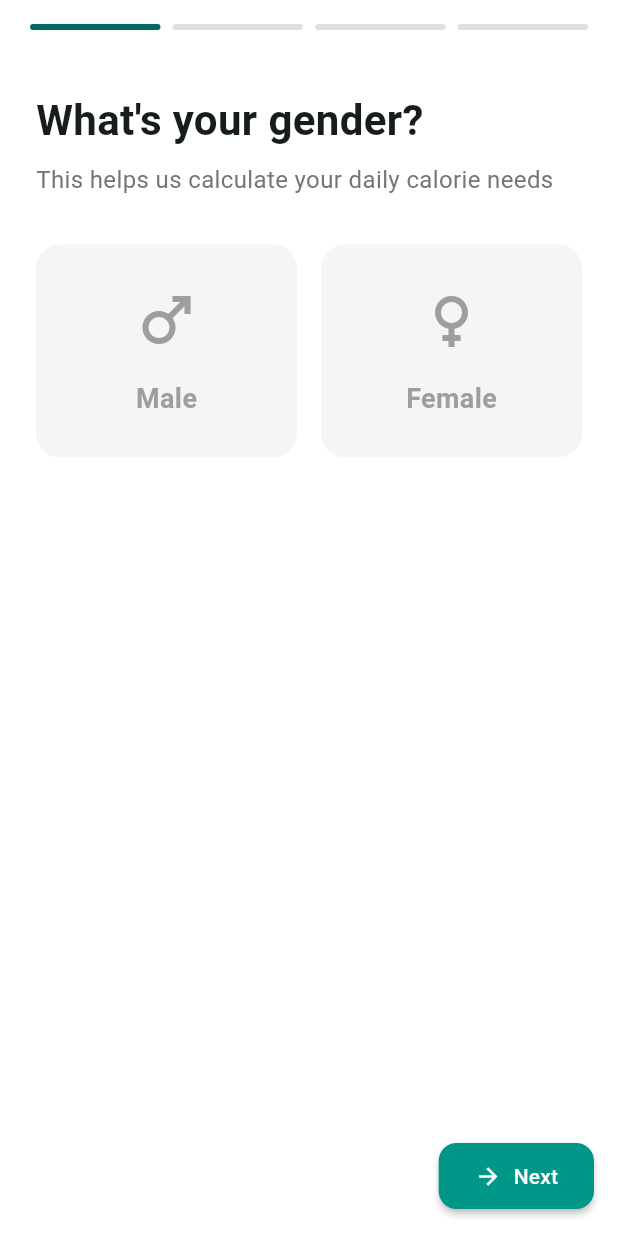
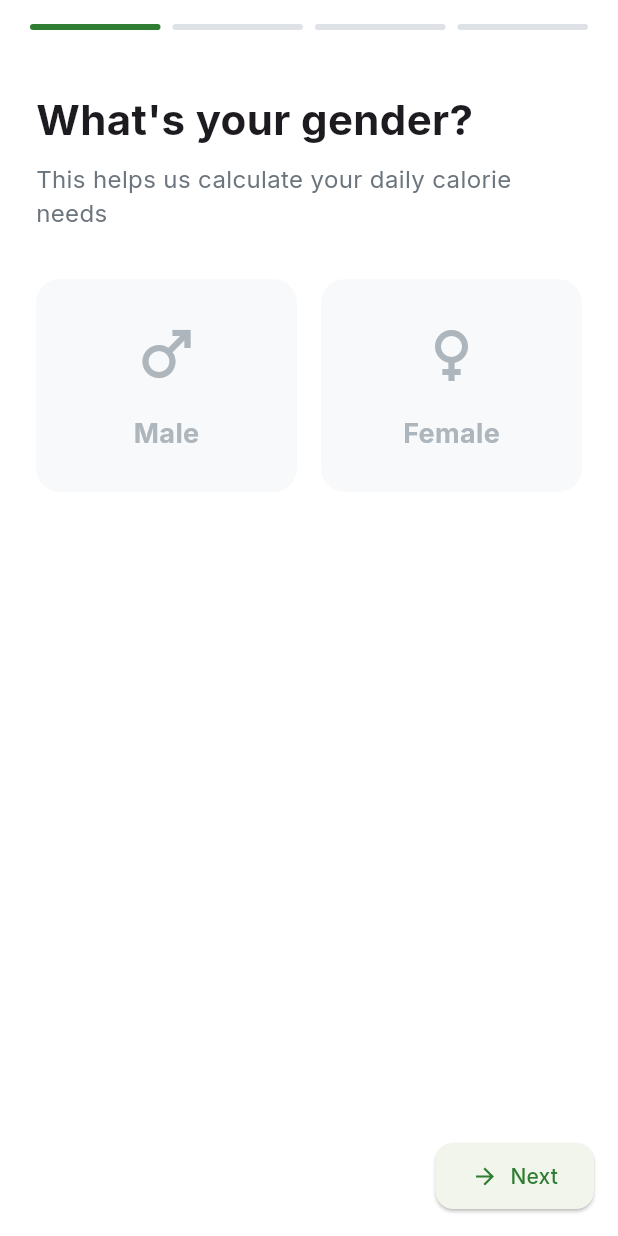
Before and after one commit to FoodyAI/FoodyAI, a Flutter app: the screen it shows after launch, after a tap on "Continue as Guest", on a phone screen of 412 x 824 dp. Run offline on Flutter 3.47's test engine with Material 3 defaults, Android fonts, the light colour scheme and no system bars; our stand-ins replace flutter_dotenv, get_it, google_fonts, image_picker, shared_preferences, shimmer.

Commit message:
refactor: update color scheme with modern food & health theme - Add accent colors, improve readability, refine status colors, add gradients

```diff
--- /dev/null
+++ b/lib/core/constants/app_colors.dart
@@ -0,0 +1,84 @@
+import 'package:flutter/material.dart';
+
+class AppColors {
+  AppColors._();
+
+  // Primary Colors
+  static const Color primary =
+      Color(0xFF2E7D32); // Deeper, more sophisticated green
+  static const Color primaryDark = Color(0xFF1B5E20); // Deep forest green
+  static const Color primaryLight = Color(0xFF81C784); // Light green
+
+  // Accent Colors
+  static const Color accent = Color(0xFFFF6B6B); // Warm coral for CTAs
+  static const Color accentDark = Color(0xFFE53935); // Darker coral
+  static const Color accentLight = Color(0xFFFF8A80); // Lighter coral
+
+  // Background Colors
+  static const Color background =
+      Color(0xFFF8F9FA); // Slightly warmer background
+  static const Color surface = Colors.white;
+
+  // Text Colors
+  static const Color textPrimary =
+      Color(0xFF2C3E50); // Darker, more readable text
+  static const Color textSecondary = Color(0xFF546E7A); // Softer secondary text
+  static const Color textHint = Color(0xFF90A4AE); // Softer hint text
+
+  // Status Colors
+  static const Color success = Color(0xFF43A047); // Slightly softer green
+  static const Color warning = Color(0xFFFFB300); // Warmer amber
+  static const Color info = Color(0xFF1E88E5); // Deeper blue
+  static const Color error = Color(0xFFD32F2F); // Brighter red
+
+  // UI Colors
+  static const Color white = Colors.white;
+  static const Color black = Colors.black;
+  static const Color transparent = Colors.transparent;
+
+  // Grey Shades
+  static const Color grey100 = Color(0xFFF8F9FA); // Warmer light grey
+  static const Color grey200 = Color(0xFFE9ECEF); // Softer grey
+  static const Color grey300 = Color(0xFFDEE2E6); // Light grey
+  static const Color grey400 = Color(0xFFCED4DA); // Medium grey
+  static const Color grey500 = Color(0xFFADB5BD); // Standard grey
+  static const Color grey600 = Color(0xFF6C757D); // Dark grey
+  static const Color grey800 = Color(0xFF343A40); // Very dark grey
+
+  // Feature Colors
+  static const Color camera = Color(0xFF1E88E5); // Deeper blue
+  static const Color nutrition = Color(0xFF43A047); // Matching success
+  static const Color history = Color(0xFFFF9800); // Warm orange
+  static const Color profile = Color(0xFFEC407A); // Softer pink
+
+  // Additional Colors
+  static const Color orange = Color(0xFFFF9800); // Warm orange
+  static const Color blue = Color(0xFF1E88E5); // Deeper blue
+  static const Color green = Color(0xFF43A047); // Matching success
+
+  // Gradient Colors
+  static const List<Color> primaryGradient = [
+    Color(0xFF1B5E20), // Deep forest green
+    Color(0xFF43A047), // Fresh green
+  ];
+
+  // New Gradients
+  static const List<Color> accentGradient = [
+    Color(0xFFFF6B6B), // Warm coral
+    Color(0xFFFF8A80), // Light coral
+  ];
+
+  static const List<Color> successGradient = [
+    Color(0xFF2E7D32), // Deep green
+    Color(0xFF66BB6A), // Light green
+  ];
+
+  static const List<Color> infoGradient = [
+    Color(0xFF1565C0), // Deep blue
+    Color(0xFF42A5F5), // Light blue
+  ];
+
+  // Opacity Helpers
+  static Color withOpacity(Color color, double opacity) =>
+      color.withOpacity(opacity);
+}
--- a/lib/core/utils/theme.dart
+++ b/lib/core/utils/theme.dart
@@ -1,12 +1,26 @@
 import 'package:flutter/material.dart';
 import 'package:google_fonts/google_fonts.dart';
+import '../constants/app_colors.dart';
 
 class AppTheme {
   AppTheme._();
 
-  static final lightColorScheme = ColorScheme.fromSeed(seedColor: Colors.blue);
-  static final darkColorScheme =
-      ColorScheme.fromSeed(seedColor: Colors.blue, brightness: Brightness.dark);
+  static final lightColorScheme = ColorScheme.fromSeed(
+    seedColor: AppColors.primary,
+    primary: AppColors.primary,
+    secondary: AppColors.primaryLight,
+    error: AppColors.error,
+    background: AppColors.background,
+    surface: AppColors.surface,
+  );
+
+  static final darkColorScheme = ColorScheme.fromSeed(
+    seedColor: AppColors.primary,
+    primary: AppColors.primary,
+    secondary: AppColors.primaryLight,
+    error: AppColors.error,
+    brightness: Brightness.dark,
+  );
 
   static final lightTheme = ThemeData(
     colorScheme: lightColorScheme,
@@ -21,8 +35,8 @@ class AppTheme {
   static final darkTheme = ThemeData(
     colorScheme: darkColorScheme,
     useMaterial3: true,
-    textTheme:
-        GoogleFonts.interTextTheme(ThemeData(brightness: Brightness.dark).textTheme),
+    textTheme: GoogleFonts.interTextTheme(
+        ThemeData(brightness: Brightness.dark).textTheme),
     appBarTheme: AppBarTheme(
       backgroundColor: darkColorScheme.primaryContainer,
       foregroundColor: darkColorScheme.onPrimaryContainer,
--- a/lib/main.dart
+++ b/lib/main.dart
@@ -6,6 +6,7 @@ import 'presentation/viewmodels/user_profile_viewmodel.dart';
 import 'presentation/viewmodels/image_analysis_viewmodel.dart';
 import 'presentation/pages/welcome_view.dart';
 import 'presentation/pages/home_view.dart';
+import 'core/utils/theme.dart';
 
 void main() async {
   WidgetsFlutterBinding.ensureInitialized();
@@ -28,37 +29,8 @@ class MyApp extends StatelessWidget {
         title: 'Foody',
         debugShowCheckedModeBanner: false,
         navigatorKey: navigatorKey,
-        theme: ThemeData(
-          primarySwatch: Colors.teal,
-          useMaterial3: true,
-          colorScheme: ColorScheme.fromSeed(
-            seedColor: const Color(0xFF009688), // Teal
-            brightness: Brightness.light,
-          ).copyWith(
-            secondary: const Color(0xFF26A69A), // Lighter teal
-            tertiary: const Color(0xFF80CBC4),
-            surface: Colors.white,
-          ),
-          scaffoldBackgroundColor: Colors.white,
-          cardTheme: CardTheme(
-            color: Colors.white,
-            elevation: 2,
-            shape: RoundedRectangleBorder(
-              borderRadius: BorderRadius.circular(16),
-            ),
-          ),
-          elevatedButtonTheme: ElevatedButtonThemeData(
-            style: ElevatedButton.styleFrom(
-              backgroundColor: const Color(0xFF009688),
-              foregroundColor: Colors.white,
-              elevation: 2,
-              padding: const EdgeInsets.symmetric(horizontal: 24, vertical: 12),
-              shape: RoundedRectangleBorder(
-                borderRadius: BorderRadius.circular(12),
-              ),
-            ),
-          ),
-        ),
+        theme: AppTheme.lightTheme,
+        darkTheme: AppTheme.darkTheme,
         home: const AppNavigator(),
       ),
     );
--- a/lib/presentation/pages/onboarding_view.dart
+++ b/lib/presentation/pages/onboarding_view.dart
@@ -5,6 +5,7 @@ import 'package:provider/provider.dart';
 import '../viewmodels/user_profile_viewmodel.dart';
 import '../../domain/entities/user_profile.dart';
 import 'analysis_loading_view.dart';
+import '../../../core/constants/app_colors.dart';
 
 class OnboardingView extends StatefulWidget {
   const OnboardingView({Key? key}) : super(key: key);
@@ -150,8 +151,8 @@ class _OnboardingViewState extends State<OnboardingView> {
                         margin: const EdgeInsets.symmetric(horizontal: 4),
                         decoration: BoxDecoration(
                           color: index <= _currentPage
-                              ? Theme.of(context).colorScheme.primary
-                              : Colors.grey[300],
+                              ? AppColors.primary
+                              : AppColors.grey300,
                           borderRadius: BorderRadius.circular(2),
                         ),
                       ),
@@ -232,7 +233,7 @@ class _OnboardingViewState extends State<OnboardingView> {
             'This helps us calculate your daily calorie needs',
             style: TextStyle(
               fontSize: 16,
-              color: Colors.grey[600],
+              color: AppColors.grey600,
             ),
           ),
           const SizedBox(height: 32),
@@ -242,7 +243,7 @@ class _OnboardingViewState extends State<OnboardingView> {
                 child: _buildGenderOption(
                   'Male',
                   Icons.male,
-                  Colors.blue,
+                  AppColors.blue,
                 ),
               ),
               const SizedBox(width: 16),
@@ -250,7 +251,7 @@ class _OnboardingViewState extends State<OnboardingView> {
                 child: _buildGenderOption(
                   'Female',
                   Icons.female,
-                  Colors.pink,
+                  AppColors.profile,
                 ),
               ),
             ],
@@ -267,10 +268,12 @@ class _OnboardingViewState extends State<OnboardingView> {
       child: Container(
         padding: const EdgeInsets.all(24),
         decoration: BoxDecoration(
-          color: isSelected ? color.withOpacity(0.1) : Colors.grey[100],
+          color: isSelected
+              ? AppColors.withOpacity(color, 0.1)
+              : AppColors.grey100,
           borderRadius: BorderRadius.circular(16),
           border: Border.all(
-            color: isSelected ? color : Colors.transparent,
+            color: isSelected ? color : AppColors.transparent,
             width: 2,
           ),
         ),
@@ -279,7 +282,7 @@ class _OnboardingViewState extends State<OnboardingView> {
             Icon(
               icon,
               size: 48,
-              color: isSelected ? color : Colors.grey,
+              color: isSelected ? color : AppColors.grey500,
             ),
             const SizedBox(height: 16),
             Text(
@@ -287,7 +290,7 @@ class _OnboardingViewState extends State<OnboardingView> {
               style: TextStyle(
                 fontSize: 18,
                 fontWeight: FontWeight.bold,
-                color: isSelected ? color : Colors.grey,
+                color: isSelected ? color : AppColors.grey500,
               ),
             ),
           ],
@@ -314,7 +317,7 @@ class _OnboardingViewState extends State<OnboardingView> {
             'Enter your age, weight, and height',
             style: TextStyle(
               fontSize: 16,
-              color: Colors.grey[600],
+              color: AppColors.grey600,
             ),
           ),
           const SizedBox(height: 32),
@@ -323,7 +326,7 @@ class _OnboardingViewState extends State<OnboardingView> {
             child: Container(
               padding: const EdgeInsets.symmetric(horizontal: 16, vertical: 8),
               decoration: BoxDecoration(
-                color: Colors.grey[100],
+                color: AppColors.grey100,
                 borderRadius: BorderRadius.circular(12),
               ),
               child: Row(
@@ -416,7 +419,7 @@ class _OnboardingViewState extends State<OnboardingView> {
             'How active are you in your daily life?',
             style: TextStyle(
               fontSize: 16,
-              color: Colors.grey[600],
+              color: AppColors.grey600,
             ),
           ),
           const SizedBox(height: 32),
@@ -437,13 +440,11 @@ class _OnboardingViewState extends State<OnboardingView> {
         padding: const EdgeInsets.all(16),
         decoration: BoxDecoration(
           color: isSelected
-              ? Theme.of(context).colorScheme.primary.withOpacity(0.1)
-              : Colors.grey[100],
+              ? AppColors.withOpacity(AppColors.primary, 0.1)
+              : AppColors.grey100,
           borderRadius: BorderRadius.circular(12),
           border: Border.all(
-            color: isSelected
-                ? Theme.of(context).colorScheme.primary
-                : Colors.transparent,
+            color: isSelected ? AppColors.primary : AppColors.transparent,
             width: 2,
           ),
         ),
@@ -451,9 +452,7 @@ class _OnboardingViewState extends State<OnboardingView> {
           children: [
             Icon(
               Icons.directions_run,
-              color: isSelected
-                  ? Theme.of(context).colorScheme.primary
-                  : Colors.grey,
+              color: isSelected ? AppColors.primary : AppColors.grey500,
             ),
             const SizedBox(width: 16),
             Expanded(
@@ -466,15 +465,15 @@ class _OnboardingViewState extends State<OnboardingView> {
                       fontSize: 16,
                       fontWeight: FontWeight.bold,
                       color: isSelected
-                          ? Theme.of(context).colorScheme.primary
-                          : Colors.black,
+                          ? AppColors.primary
+                          : AppColors.textPrimary,
                     ),
                   ),
                   Text(
                     _getActivityDescription(level),
                     style: TextStyle(
                       fontSize: 14,
-                      color: Colors.grey[600],
+                      color: AppColors.grey600,
                     ),
                   ),
                 ],
@@ -483,7 +482,7 @@ class _OnboardingViewState extends State<OnboardingView> {
             if (isSelected)
               Icon(
                 Icons.check_circle,
-                color: Theme.of(context).colorScheme.primary,
+                color: AppColors.primary,
               ),
           ],
         ),
@@ -524,7 +523,7 @@ class _OnboardingViewState extends State<OnboardingView> {
             'Review your information before submitting',
             style: TextStyle(
               fontSize: 16,
-              color: Colors.grey[600],
+              color: AppColors.grey600,
             ),
           ),
           const SizedBox(height: 32),
@@ -594,7 +593,7 @@ class _OnboardingViewState extends State<OnboardingView> {
           Text(
             label,
             style: TextStyle(
-              color: Colors.grey[600],
+              color: AppColors.grey600,
             ),
           ),
           Text(
--- a/lib/presentation/pages/welcome_view.dart
+++ b/lib/presentation/pages/welcome_view.dart
@@ -3,6 +3,7 @@ import 'package:provider/provider.dart';
 import '../viewmodels/welcome_viewmodel.dart';
 import 'dart:math' as math;
 import 'dart:math';
+import '../../../core/constants/app_colors.dart';
 
 class WelcomeScreen extends StatelessWidget {
   const WelcomeScreen({super.key});
@@ -52,13 +53,13 @@ class _WelcomeScreenContent extends StatelessWidget {
                         child: Container(
                           padding: const EdgeInsets.all(16),
                           decoration: BoxDecoration(
-                            color: Colors.white.withOpacity(0.1),
+                            color: AppColors.withOpacity(AppColors.white, 0.1),
                             shape: BoxShape.circle,
                           ),
-                          child: const Icon(
+                          child: Icon(
                             Icons.restaurant_menu,
                             size: 80,
-                            color: Colors.white,
+                            color: AppColors.white,
                           ),
                         ),
                       ),
@@ -88,7 +89,7 @@ class _WelcomeScreenContent extends StatelessWidget {
                                   .textTheme
                                   .headlineMedium
                                   ?.copyWith(
-                                    color: Colors.white,
+                                    color: AppColors.white,
                                     fontWeight: FontWeight.bold,
                                     fontSize: 32,
                                   ),
@@ -101,7 +102,8 @@ class _WelcomeScreenContent extends StatelessWidget {
                                   .textTheme
                                   .bodyLarge
                                   ?.copyWith(
-                                    color: Colors.white.withOpacity(0.9),
+                                    color: AppColors.withOpacity(
+                                        AppColors.white, 0.9),
                                     fontSize: 18,
                                     height: 1.5,
                                   ),
@@ -130,8 +132,8 @@ class _WelcomeScreenContent extends StatelessWidget {
                                 ? null
                                 : viewModel.signInWithGoogle,
                             style: ElevatedButton.styleFrom(
-                              backgroundColor: Colors.white,
-                              foregroundColor: Colors.black87,
+                              backgroundColor: AppColors.white,
+                              foregroundColor: AppColors.textPrimary,
                               padding: const EdgeInsets.symmetric(
                                   horizontal: 32, vertical: 16),
                               shape: RoundedRectangleBorder(
@@ -149,7 +151,7 @@ class _WelcomeScreenContent extends StatelessWidget {
                                     child: CircularProgressIndicator(
                                       strokeWidth: 2,
                                       valueColor: AlwaysStoppedAnimation<Color>(
-                                          Colors.black87),
+                                          AppColors.textPrimary),
                                     ),
                                   )
                                 else ...[
@@ -200,7 +202,8 @@ class _WelcomeScreenContent extends StatelessWidget {
                             child: Text(
                               'Continue as Guest',
                               style: TextStyle(
-                                color: Colors.white.withOpacity(0.9),
+                                color:
+                                    AppColors.withOpacity(AppColors.white, 0.9),
                                 fontSize: 16,
                                 fontWeight: FontWeight.w500,
                               ),
@@ -283,10 +286,7 @@ class _AnimatedBackgroundState extends State<AnimatedBackground>
         gradient: LinearGradient(
           begin: Alignment.topCenter,
           end: Alignment.bottomCenter,
-          colors: [
-            Colors.indigo.shade900,
-            Colors.purple.shade900,
-          ],
+          colors: AppColors.primaryGradient,
         ),
       ),
       child: AnimatedBuilder(
@@ -309,7 +309,7 @@ class _AnimatedBackgroundState extends State<AnimatedBackground>
                   child: Icon(
                     icon.icon,
                     size: icon.size,
-                    color: Colors.white.withOpacity(0.3),
+                    color: AppColors.withOpacity(AppColors.white, 0.3),
                   ),
                 ),
               );
```
Also changed, not shown: lib/config/themes/app_theme.dart (+25 -2 lines), lib/presentation/pages/analysis_loading_view.dart (+9 -8 lines), lib/presentation/pages/analyze_view.dart (+5 -3 lines), lib/presentation/pages/home_view.dart (+17 -15 lines), lib/presentation/pages/profile_view.dart (+10 -11 lines), lib/presentation/widgets/calorie_tracking_card.dart (+13 -12 lines), lib/presentation/widgets/custom_app_bar.dart (+7 -6 lines), lib/presentation/widgets/food_analysis_card.dart (+38 -37 lines), lib/presentation/widgets/health_info_card.dart (+18 -16 lines), lib/presentation/widgets/rating_dialog.dart (+11 -10 lines).
